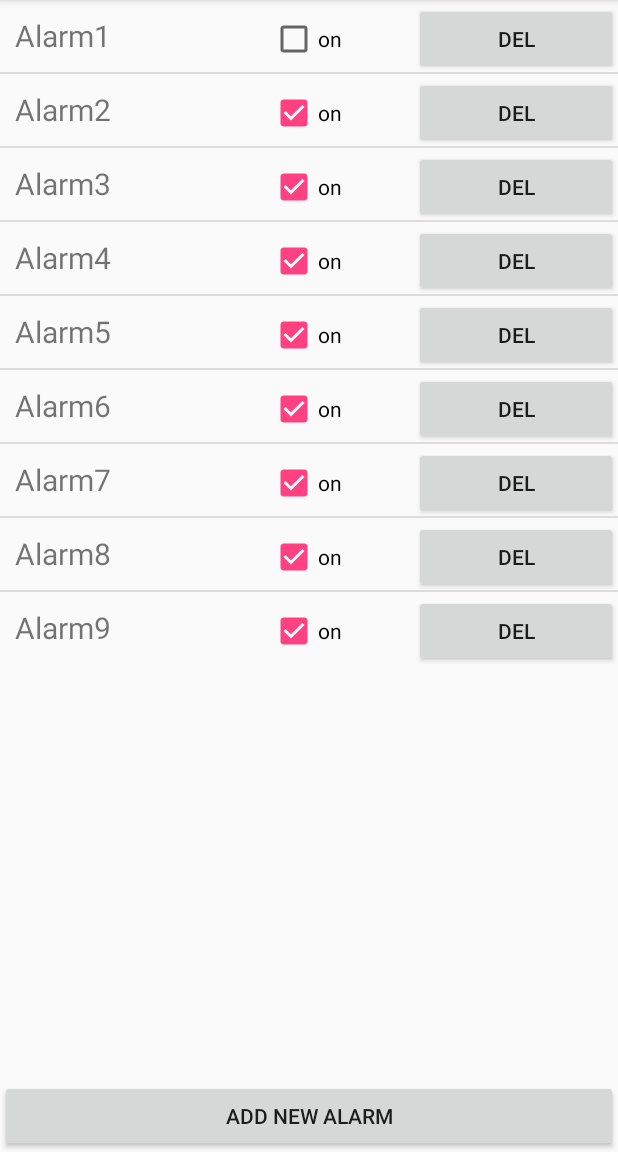
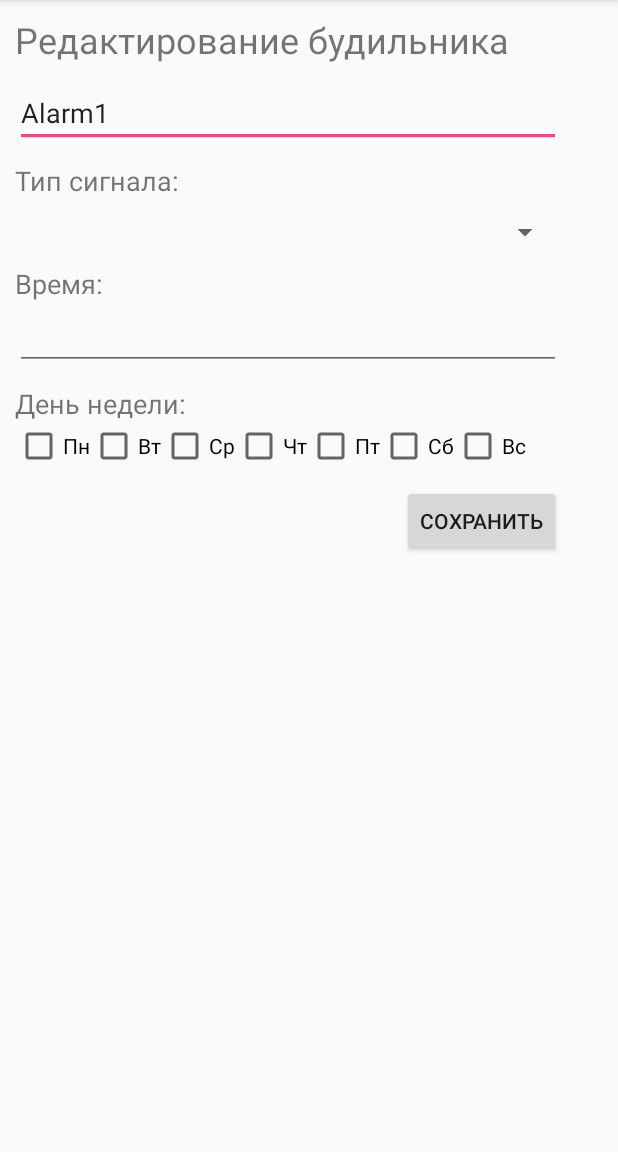
Before and after one commit to MarkovaDA/SimpleAlarmTask, an Android app: the screen it shows after launch (MainActivity before the commit, AlarmEditActivity after it), after a tap on an icon or button, on a phone screen of 412 x 824 dp, the part 84-1236 px from its top. Run offline under Robolectric (Android 15) with nearby library versions, the phone set to English and light mode, and no system bars; 1 other tap on this screen came first.

Commit message:
форма редактирования будильника

```diff
--- a/app/src/main/AndroidManifest.xml
+++ b/app/src/main/AndroidManifest.xml
@@ -16,6 +16,7 @@
                 <category android:name="android.intent.category.LAUNCHER" />
             </intent-filter>
         </activity>
+        <activity android:name=".AlarmEditActivity"></activity>
     </application>
 
 </manifest>
--- a/app/src/main/java/com/alarm/darya/simplealarm/AlarmAdapter.java
+++ b/app/src/main/java/com/alarm/darya/simplealarm/AlarmAdapter.java
@@ -2,6 +2,7 @@ package com.alarm.darya.simplealarm;
 
 import android.app.AlertDialog;
 import android.content.Context;
+import android.content.DialogInterface;
 import android.view.LayoutInflater;
 import android.view.View;
 import android.view.ViewGroup;
@@ -24,15 +25,22 @@ public class AlarmAdapter extends BaseAdapter {
     Context ctx;
     LayoutInflater lInflater;
     BaseAdapter currentAdapter = this;
+    AlertDialog.Builder modal;
 
     ArrayList<Alarm> alarms;
-    int index = 0;
+    int alarmIndexForRemove;
+
 
     AlarmAdapter(Context context, ArrayList<Alarm> alarms) {
         ctx = context;
         this.alarms = alarms;//список будильников
         lInflater = (LayoutInflater) ctx
                 .getSystemService(Context.LAYOUT_INFLATER_SERVICE);
+
+        modal = new AlertDialog.Builder(context);
+        modal.setMessage("Вы уверены что хотите удалить этот будильник?");
+        modal.setPositiveButton("ОК", dialogClickListener);
+        modal.setNegativeButton("отмена", dialogClickListener);
     }
 
     @Override
@@ -77,6 +85,11 @@ public class AlarmAdapter extends BaseAdapter {
         return ((Alarm) getItem(position));
     }
 
+    void removeAlarm(int position) {
+        alarms.remove(position);
+        currentAdapter.notifyDataSetChanged();
+    }
+
     OnCheckedChangeListener onStatusChanged = new OnCheckedChangeListener() {
         public void onCheckedChanged(CompoundButton button, boolean isChecked) {
             getAlarm((Integer) button.getTag()).setOn(isChecked);
@@ -85,10 +98,23 @@ public class AlarmAdapter extends BaseAdapter {
 
     View.OnClickListener onDeleteBtnClickListener = new View.OnClickListener() {
         public void onClick(View v) {
-            //диалоговое окно подтверждения удаления
-            alarms.remove((int)(v.getTag()));
-            currentAdapter.notifyDataSetChanged();
+            alarmIndexForRemove = (int)(v.getTag());
+            modal.show();
         }
     };
 
+
+    DialogInterface.OnClickListener dialogClickListener = new DialogInterface.OnClickListener() {
+        @Override
+        public void onClick(DialogInterface dialog, int which) {
+            switch (which){
+                case DialogInterface.BUTTON_POSITIVE:
+                    removeAlarm(alarmIndexForRemove);
+                    break;
+                case DialogInterface.BUTTON_NEGATIVE:
+                    dialog.cancel();
+                    break;
+            }
+        }
+    };
 }
--- /dev/null
+++ b/app/src/main/java/com/alarm/darya/simplealarm/AlarmEditActivity.java
@@ -0,0 +1,25 @@
+package com.alarm.darya.simplealarm;
+
+import android.content.Intent;
+import android.support.v7.app.AppCompatActivity;
+import android.os.Bundle;
+import android.widget.EditText;
+
+import com.alarm.darya.simplealarm.model.Alarm;
+
+
+public class AlarmEditActivity extends AppCompatActivity {
+    EditText txtAlarmTitle;
+
+    @Override
+    protected void onCreate(Bundle savedInstanceState) {
+        super.onCreate(savedInstanceState);
+        setContentView(R.layout.activity_alarm_edit);
+        txtAlarmTitle = (EditText)findViewById(R.id.txtAlarmTitle);
+
+        Intent intent = getIntent();
+        Bundle bundle = intent.getExtras();
+        Alarm selectedAlarm = (Alarm)bundle.getSerializable("selectedAlarm");
+        txtAlarmTitle.setText(selectedAlarm.getName());
+    }
+}
--- a/app/src/main/java/com/alarm/darya/simplealarm/MainActivity.java
+++ b/app/src/main/java/com/alarm/darya/simplealarm/MainActivity.java
@@ -1,7 +1,9 @@
 package com.alarm.darya.simplealarm;
 
+import android.content.Intent;
 import android.support.v7.app.AppCompatActivity;
 import android.os.Bundle;
+import android.util.Log;
 import android.view.View;
 import android.widget.AdapterView;
 import android.widget.AdapterView.OnItemClickListener;
@@ -15,6 +17,7 @@ public class MainActivity extends AppCompatActivity {
     ListView alarmList;//список созданных будильников
     ArrayList<Alarm> alarms = new ArrayList<Alarm>();
     AlarmAdapter alarmAdapter;
+    final String LOG_TAG = "LISTVIEW:";
 
     @Override
     protected void onCreate(Bundle savedInstanceState) {
@@ -24,16 +27,21 @@ public class MainActivity extends AppCompatActivity {
         alarmAdapter = new AlarmAdapter(this, alarms);
         alarmList = (ListView)(findViewById(R.id.alarmList));
         alarmList.setAdapter(alarmAdapter);
-
         alarmList.setClickable(true);
+        //по клику на элементе будильника открываем форму редактирования
         alarmList.setOnItemClickListener(onListItemClick);
     }
 
-    //не работает
+
     OnItemClickListener onListItemClick = new OnItemClickListener() {
         @Override
         public void onItemClick(AdapterView<?> parent, View view, int position, long id) {
-            System.out.println("CLICK ITEM");
+            Intent intent = new Intent(MainActivity.this, AlarmEditActivity.class);
+            //передаем объект будильника для редактирования
+            Bundle bundle = new Bundle();
+            bundle.putSerializable("selectedAlarm", alarms.get(position));
+            intent.putExtras(bundle);
+            startActivity(intent);
         }
     };
 
--- a/app/src/main/java/com/alarm/darya/simplealarm/model/Alarm.java
+++ b/app/src/main/java/com/alarm/darya/simplealarm/model/Alarm.java
@@ -1,11 +1,15 @@
 package com.alarm.darya.simplealarm.model;
 
 
-public class Alarm {
+import java.io.Serializable;
+
+public class Alarm implements Serializable{
     String name;
     Integer id;
     Boolean isOn;
-
+    //время
+    //дни недели - enums
+    //тип мелодии
     public Alarm(String name, Integer id, Boolean isOn) {
         this.name = name;
         this.id = id;
--- /dev/null
+++ b/app/src/main/res/layout/activity_alarm_edit.xml
@@ -0,0 +1,109 @@
+<?xml version="1.0" encoding="utf-8"?>
+
+<TableLayout android:id="@+id/itemPreview"
+    android:layout_width="wrap_content"
+    android:layout_height="wrap_content"
+    xmlns:android="http://schemas.android.com/apk/res/android">
+    <TableRow
+        android:layout_marginLeft="10dp"
+        android:layout_marginTop="10dp">
+        <TextView
+            android:id="@+id/textView"
+            android:layout_width="wrap_content"
+            android:layout_height="wrap_content"
+            android:textSize="24sp"
+            android:ems="13"
+            android:text="Редактирование будильника"
+            />
+    </TableRow>
+    <TableRow
+        android:layout_marginLeft="10dp"
+        android:layout_marginTop="10dp">
+        <EditText
+            android:id="@+id/txtAlarmTitle"
+            android:layout_width="wrap_content"
+            android:layout_height="wrap_content"
+            android:text="Название" />
+    </TableRow>
+    <TableRow
+        android:layout_marginLeft="10dp"
+        android:layout_marginTop="10dp">
+        <TextView
+            android:layout_width="wrap_content"
+            android:layout_height="wrap_content"
+            android:textSize="18sp"
+            android:text="Тип сигнала:" />
+    </TableRow>
+
+    <TableRow
+        android:layout_marginLeft="10dp"
+        android:layout_marginTop="10dp">
+        <Spinner
+            android:id="@+id/spinner"
+            android:layout_width="match_parent"
+            android:layout_height="wrap_content" />
+    </TableRow>
+    <TableRow android:layout_marginLeft="10dp"
+        android:layout_marginTop="10dp">
+        <TextView
+            android:layout_width="wrap_content"
+            android:layout_height="wrap_content"
+            android:textSize="18sp"
+            android:text="Время:" />
+    </TableRow>
+    <TableRow android:layout_marginLeft="10dp">
+        <EditText
+            android:id="@+id/editText2"
+            android:layout_width="match_parent"
+            android:layout_height="wrap_content"
+            android:inputType="time" />
+    </TableRow>
+    <TableRow android:layout_marginLeft="10dp"
+        android:layout_marginTop="10dp">
+        <TextView
+            android:layout_width="wrap_content"
+            android:layout_height="wrap_content"
+            android:textSize="18sp"
+            android:text="День недели:" />
+    </TableRow>
+    <TableRow android:layout_marginLeft="10dp">
+        <LinearLayout android:orientation="horizontal">
+            <CheckBox
+                android:layout_width="wrap_content"
+                android:layout_height="wrap_content"
+                android:text="Пн" />
+            <CheckBox
+                android:layout_width="wrap_content"
+                android:layout_height="wrap_content"
+                android:text="Вт" />
+            <CheckBox
+                android:layout_width="wrap_content"
+                android:layout_height="wrap_content"
+                android:text="Ср" />
+            <CheckBox
+                android:layout_width="wrap_content"
+                android:layout_height="wrap_content"
+                android:text="Чт" />
+            <CheckBox
+                android:layout_width="wrap_content"
+                android:layout_height="wrap_content"
+                android:text="Пт" />
+            <CheckBox
+                android:layout_width="wrap_content"
+                android:layout_height="wrap_content"
+                android:text="Сб" />
+            <CheckBox
+                android:layout_width="wrap_content"
+                android:layout_height="wrap_content"
+                android:text="Вс" />
+        </LinearLayout>
+    </TableRow>
+
+    <TableRow  android:layout_marginLeft="10dp"
+        android:layout_marginTop="10dp">
+        <Button android:layout_width="wrap_content"
+            android:layout_gravity="right"
+            android:text="сохранить"
+            />
+    </TableRow>
+</TableLayout>
--- a/app/src/main/res/layout/list_item.xml
+++ b/app/src/main/res/layout/list_item.xml
@@ -2,7 +2,7 @@
 <TableLayout android:id="@+id/itemPreview"
     android:layout_width="fill_parent"
     android:layout_height="wrap_content"
-
+    android:descendantFocusability="blocksDescendants"
     xmlns:android="http://schemas.android.com/apk/res/android">
     <TableRow>
         <TextView xmlns:android="http://schemas.android.com/apk/res/android"
@@ -19,14 +19,17 @@
             android:id="@+id/alarmStatus"
             android:layout_width="wrap_content"
             android:layout_height="wrap_content"
-            android:layout_weight="1"
+            android:layout_weight="0"
             android:text="on" />
 
-        <Button android:layout_width="wrap_content"
+        <Button
             android:id="@+id/alarmDeleteBtn"
-            android:layout_weight="1"
+            android:layout_width="wrap_content"
             android:layout_height="wrap_content"
-            android:text="Del"
-        />
+            android:layout_marginRight="5dp"
+            android:layout_weight="0"
+            android:adjustViewBounds="true"
+            android:scaleType="centerInside"
+            android:text="Del" />
     </TableRow>
 </TableLayout>
```
Also changed, not shown: app/src/main/res/drawable/trash3.png (added).
